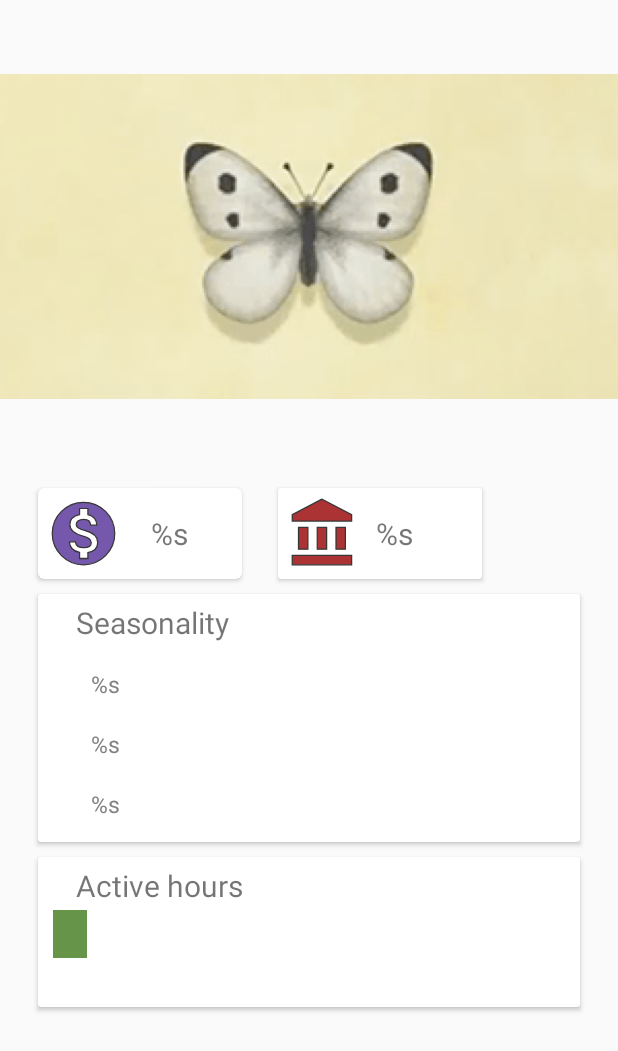
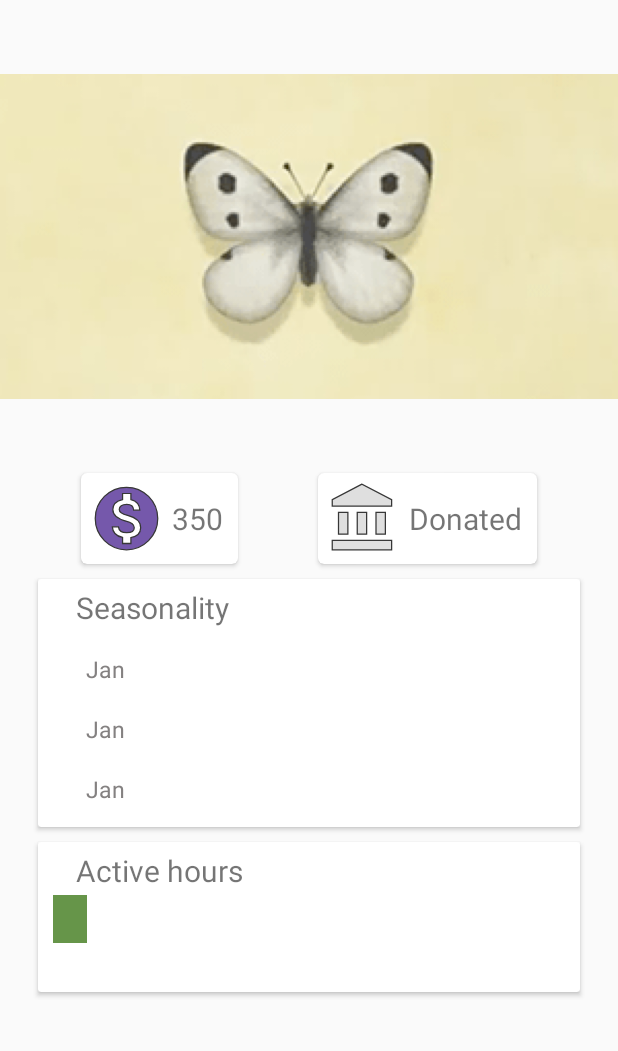
Before and after one commit to WildcardTJ/ACapp, an Android app: the layout fragment_insect_detail.xml on its own in the app's theme, with its tools: preview values and no code run, on a phone screen of 412 x 824 dp. Shown: the top 1051 px of the screen. Run offline under Robolectric (Android 15) with nearby library versions, the phone set to English and light mode, and no system bars.

Commit message:
fixed detail view, showing insect name in title. HAPPY

```diff
--- a/app/src/main/java/com/example/animalcrossing/ui/insect/InsectAdapter.kt
+++ b/app/src/main/java/com/example/animalcrossing/ui/insect/InsectAdapter.kt
@@ -57,7 +57,7 @@ class InsectAdapter(
 
             val bundle = Bundle()
             bundle.putSerializable("InsectModel", insectModel)
-
+            bundle.putString("title", insectModel.name)
             itemView.findNavController().navigate(R.id.action_nav_insect_to_insect_detail, bundle)
         }
     }
--- a/app/src/main/java/com/example/animalcrossing/ui/insect/model/InsectModel.kt
+++ b/app/src/main/java/com/example/animalcrossing/ui/insect/model/InsectModel.kt
@@ -6,7 +6,7 @@ import java.io.Serializable
 data class InsectModel (
     val id: Int,
     val name: String,
-    val donated: Boolean,
+    var donated: Boolean,
     val seasonality: List<String>, //TODO northern and southern hemisphere
     val activeHours: String,
     val value: Int,
--- a/app/src/main/res/layout/fragment_insect_detail.xml
+++ b/app/src/main/res/layout/fragment_insect_detail.xml
@@ -17,31 +17,42 @@
         android:id="@+id/value_card"
         android:layout_width="wrap_content"
         android:layout_height="wrap_content"
-        android:layout_marginStart="25dp"
-        android:layout_marginTop="10dp"
-        android:background="@color/cardBackground"
         app:cardCornerRadius="4dp"
-        app:layout_constraintLeft_toLeftOf="parent"
+        app:layout_constraintEnd_toStartOf="@id/donated_card"
+        app:layout_constraintStart_toStartOf="parent"
         app:layout_constraintTop_toBottomOf="@id/detail_image">
+
+        <androidx.constraintlayout.widget.ConstraintLayout
+            android:layout_width="wrap_content"
+            android:layout_height="wrap_content">
 
             <ImageView
                 android:id="@+id/value_image"
                 android:layout_width="wrap_content"
                 android:layout_height="wrap_content"
                 android:layout_gravity="center_vertical"
-            android:layout_marginEnd="75dp"
                 android:padding="5dp"
-            android:src="@drawable/value" />
+                android:src="@drawable/value"
+                app:layout_constraintBottom_toBottomOf="parent"
+                app:layout_constraintEnd_toStartOf="@id/insect_value"
+                app:layout_constraintStart_toStartOf="parent"
+                app:layout_constraintTop_toTopOf="parent" />
 
             <TextView
                 android:id="@+id/insect_value"
                 android:layout_width="wrap_content"
                 android:layout_height="wrap_content"
                 android:layout_gravity="center"
-            android:layout_marginStart="20dp"
-            android:padding="5dp"
+                android:layout_marginEnd="10dp"
                 android:text="@string/wildcard_value"
-            android:textSize="20sp" />
+                android:textSize="20sp"
+                app:layout_constraintBottom_toBottomOf="parent"
+                app:layout_constraintEnd_toEndOf="parent"
+                app:layout_constraintStart_toEndOf="@id/value_image"
+                app:layout_constraintTop_toTopOf="parent"
+                tools:text="350" />
+
+        </androidx.constraintlayout.widget.ConstraintLayout>
 
     </androidx.cardview.widget.CardView>
 
@@ -49,39 +60,57 @@
         android:id="@+id/donated_card"
         android:layout_width="wrap_content"
         android:layout_height="wrap_content"
-        android:layout_marginStart="160dp"
-        android:layout_marginTop="10dp"
-        app:layout_constraintLeft_toLeftOf="@id/value_card"
+        app:cardCornerRadius="4dp"
+        app:layout_constraintEnd_toEndOf="parent"
+        app:layout_constraintStart_toEndOf="@id/value_card"
         app:layout_constraintTop_toBottomOf="@id/detail_image">
+
+        <androidx.constraintlayout.widget.ConstraintLayout
+            android:layout_width="match_parent"
+            android:layout_height="match_parent">
 
             <ImageView
                 android:id="@+id/donated_image"
                 android:layout_width="wrap_content"
                 android:layout_height="wrap_content"
                 android:layout_gravity="center_vertical"
-            android:layout_marginEnd="75dp"
                 android:padding="5dp"
                 android:src="@drawable/ic_donated_large"
-            android:visibility="gone" />
+                app:layout_constraintBottom_toBottomOf="parent"
+                app:layout_constraintEnd_toStartOf="@id/insect_donated"
+                app:layout_constraintStart_toStartOf="parent"
+                app:layout_constraintTop_toTopOf="parent"
+                tools:visibility="visible" />
 
             <ImageView
                 android:id="@+id/not_donated_image"
                 android:layout_width="wrap_content"
                 android:layout_height="wrap_content"
                 android:layout_gravity="center_vertical"
-            android:layout_marginEnd="75dp"
                 android:padding="5dp"
-            android:src="@drawable/ic_not_donated_large" />
+                android:src="@drawable/ic_not_donated_large"
+                app:layout_constraintBottom_toBottomOf="parent"
+                app:layout_constraintEnd_toStartOf="@id/insect_donated"
+                app:layout_constraintStart_toStartOf="parent"
+                app:layout_constraintTop_toTopOf="parent"
+                tools:visibility="invisible"/>
 
             <TextView
                 android:id="@+id/insect_donated"
                 android:layout_width="wrap_content"
                 android:layout_height="wrap_content"
                 android:layout_gravity="center_vertical"
-            android:layout_marginStart="60dp"
-            android:padding="5dp"
-            android:text="@string/wildcard_value"
-            android:textSize="20sp"  />
+                android:layout_marginEnd="10dp"
+                android:textSize="20sp"
+                app:layout_constraintBottom_toBottomOf="parent"
+                app:layout_constraintEnd_toEndOf="parent"
+                app:layout_constraintStart_toEndOf="@id/not_donated_image"
+                app:layout_constraintTop_toTopOf="parent"
+                tools:text="Donated" />
+
+        </androidx.constraintlayout.widget.ConstraintLayout>
+
+
     </androidx.cardview.widget.CardView>
 
     <androidx.cardview.widget.CardView
@@ -91,7 +120,8 @@
         android:layout_marginStart="25dp"
         android:layout_marginTop="10dp"
         android:layout_marginEnd="25dp"
-        app:layout_constraintLeft_toLeftOf="parent"
+        app:layout_constraintStart_toStartOf="parent"
+        app:layout_constraintEnd_toEndOf="parent"
         app:layout_constraintTop_toBottomOf="@id/value_card">
 
         <TextView
--- a/app/src/main/res/layout/seasonality_recycler_item.xml
+++ b/app/src/main/res/layout/seasonality_recycler_item.xml
@@ -1,5 +1,6 @@
 <?xml version="1.0" encoding="utf-8"?>
 <FrameLayout xmlns:android="http://schemas.android.com/apk/res/android"
+    xmlns:tools="http://schemas.android.com/tools"
     android:id="@+id/month_layout"
     android:layout_width="wrap_content"
     android:layout_height="wrap_content"
@@ -17,8 +18,8 @@
         android:layout_width="wrap_content"
         android:layout_height="wrap_content"
         android:layout_gravity="center"
-        android:text="@string/wildcard_value"
         android:textColor="#848181"
-        android:textSize="15sp" />
+        android:textSize="15sp"
+        tools:text="Jan" />
 
 </FrameLayout>
```
Also changed, not shown: app/src/main/java/com/example/animalcrossing/ui/insect/InsectDetailFragment.kt (+34 -18 lines), app/src/main/res/navigation/mobile_navigation.xml (+6 -2 lines), app/src/main/java/com/example/animalcrossing/ui/insect/InsectFragment.kt (renamed from app/src/main/java/com/example/animalcrossing/ui/insect/InsectFragment1.kt). Lines whose indentation alone changed are shown as unchanged.
